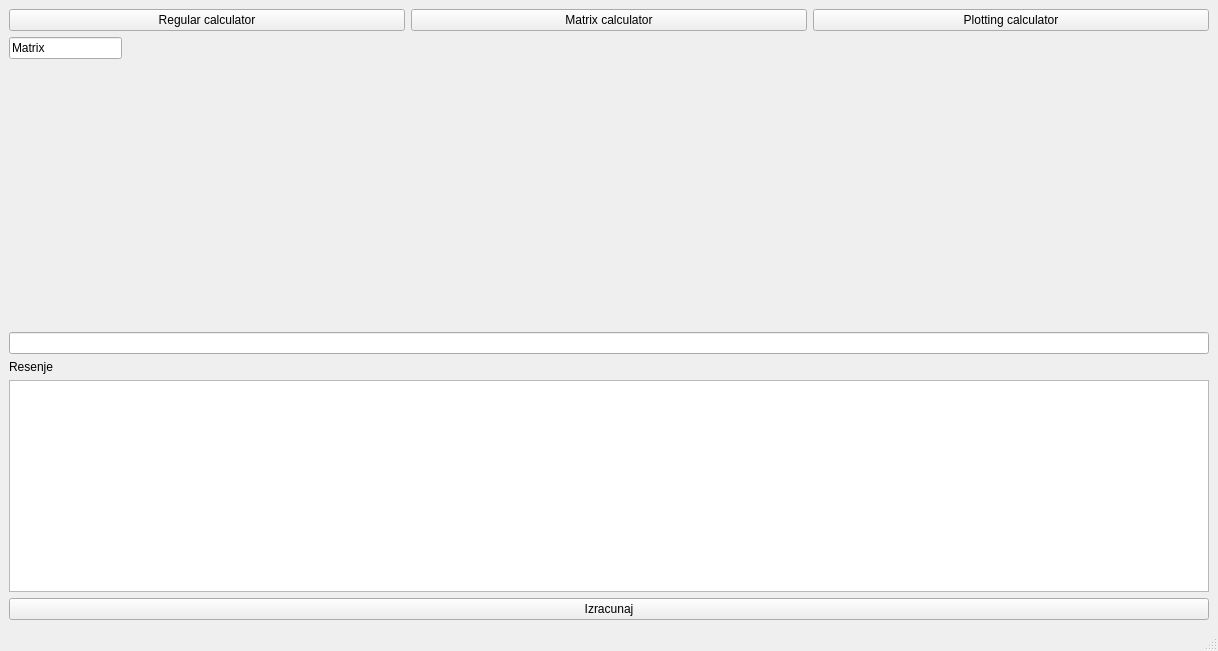
Qt form calculator/UI/mainwindow.ui (milalukic/matfHub) before a commit.
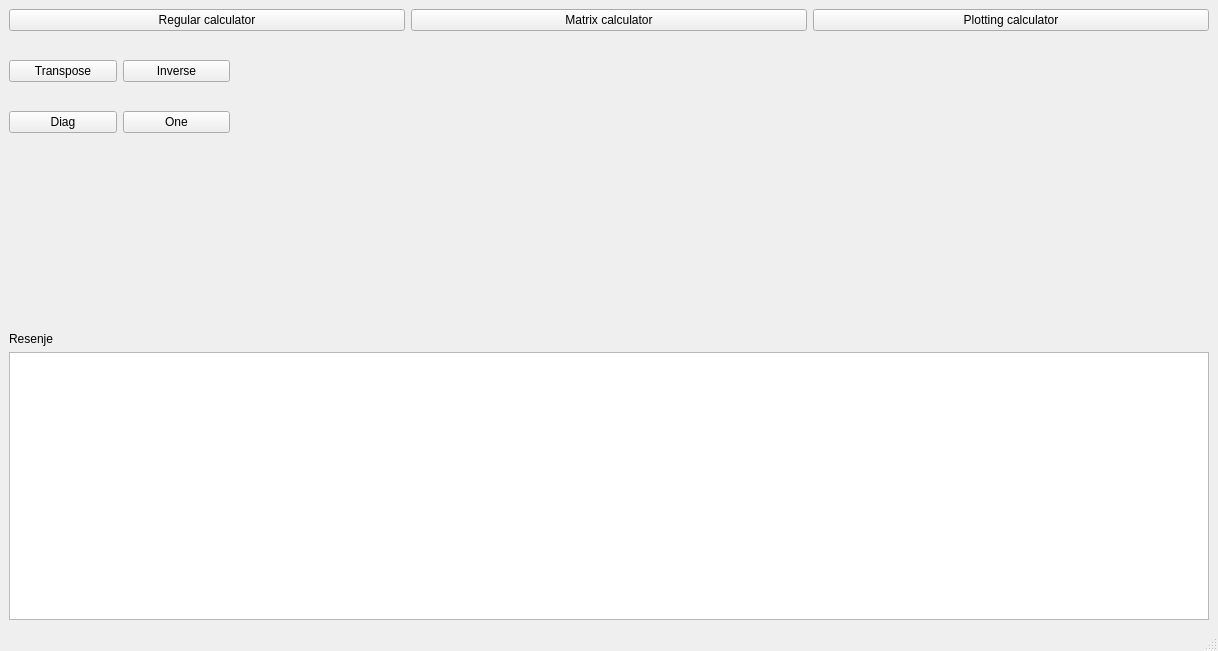
The same form after that commit. The open tabs and pages were chosen to show the change.

Commit message: dodata i povezana dugmad za operacije za rad sa matricama

The edit to the form file:
```diff
--- a/calculator/UI/mainwindow.ui
+++ b/calculator/UI/mainwindow.ui
@@ -59,20 +59,70 @@
          <string>Regular</string>
         </property>
        </widget>
+       <widget class="QLineEdit" name="leParser">
+        <property name="geometry">
+         <rect>
+          <x>0</x>
+          <y>30</y>
+          <width>1198</width>
+          <height>22</height>
+         </rect>
+        </property>
+       </widget>
+       <widget class="QPushButton" name="pbParser">
+        <property name="geometry">
+         <rect>
+          <x>0</x>
+          <y>110</y>
+          <width>1198</width>
+          <height>22</height>
+         </rect>
+        </property>
+        <property name="text">
+         <string>Izracunaj</string>
+        </property>
+       </widget>
       </widget>
       <widget class="QWidget" name="p1Matrix">
-       <widget class="QLineEdit" name="lineEdit_2">
+       <widget class="QWidget" name="gridLayoutWidget">
         <property name="geometry">
          <rect>
           <x>0</x>
           <y>0</y>
-          <width>113</width>
-          <height>22</height>
+          <width>221</width>
+          <height>121</height>
          </rect>
         </property>
-        <property name="text">
-         <string>Matrix</string>
-        </property>
+        <layout class="QGridLayout" name="gridLayout">
+         <item row="0" column="1">
+          <widget class="QPushButton" name="pbMatrixInverse">
+           <property name="text">
+            <string>Inverse</string>
+           </property>
+          </widget>
+         </item>
+         <item row="0" column="0">
+          <widget class="QPushButton" name="pbMatrixTranspose">
+           <property name="text">
+            <string>Transpose</string>
+           </property>
+          </widget>
+         </item>
+         <item row="1" column="0">
+          <widget class="QPushButton" name="pbMatrixDiag">
+           <property name="text">
+            <string>Diag</string>
+           </property>
+          </widget>
+         </item>
+         <item row="1" column="1">
+          <widget class="QPushButton" name="pbMatrixOne">
+           <property name="text">
+            <string>One</string>
+           </property>
+          </widget>
+         </item>
+        </layout>
        </widget>
       </widget>
       <widget class="QWidget" name="p2Plotting">
@@ -94,9 +144,6 @@
     </item>
     <item>
      <layout class="QVBoxLayout" name="verticalLayout">
-      <item>
-       <widget class="QLineEdit" name="leParser"/>
-      </item>
       <item>
        <widget class="QLabel" name="label">
         <property name="text">
@@ -107,13 +154,6 @@
       <item>
        <widget class="QTextBrowser" name="tbParser"/>
       </item>
-      <item>
-       <widget class="QPushButton" name="pbParser">
-        <property name="text">
-         <string>Izracunaj</string>
-        </property>
-       </widget>
-      </item>
      </layout>
     </item>
    </layout>
```
Left out of the diff: 2 changed lines with no effect on the pictures. The commit also changes 2 other files.
